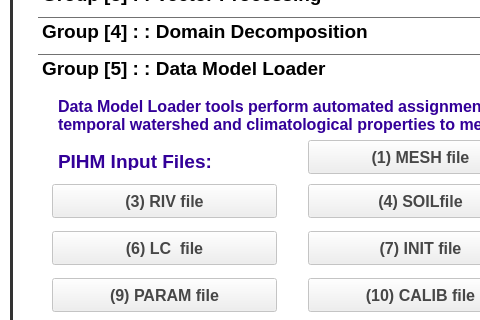
This is pihmgisdialog.ui in leonard-psu/PIHMgis as Qt 5 draws it before an edit; both pictures show x 0 to 480 and y 162 to 482 of the 840 by 620 pixel window. The edited form follows.
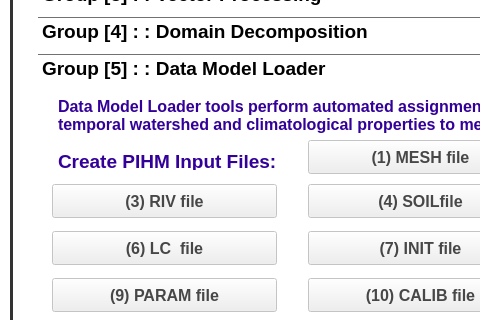
This is the edited form. The open tabs and pages were chosen to show the change. Icons and pictures are not drawn.

What changed in the file:
```diff
--- a/pihmgisdialog.ui
+++ b/pihmgisdialog.ui
@@ -4748,7 +4748,7 @@
       <string notr="true">color: rgb(204, 51, 0);</string>
      </property>
      <property name="text">
-      <string>&lt;html&gt;&lt;head/&gt;&lt;body&gt;&lt;p&gt;&lt;span style=&quot; color:#330099;&quot;&gt;PIHM Input Files:&lt;/span&gt;&lt;/p&gt;&lt;/body&gt;&lt;/html&gt;</string>
+      <string>&lt;html&gt;&lt;head/&gt;&lt;body&gt;&lt;p&gt;&lt;span style=&quot; color:#330099;&quot;&gt;Create PIHM Input Files:&lt;/span&gt;&lt;/p&gt;&lt;/body&gt;&lt;/html&gt;</string>
      </property>
     </widget>
     <widget class="QPushButton" name="pushButtonDataModelLoaderForcDataFile">
```
